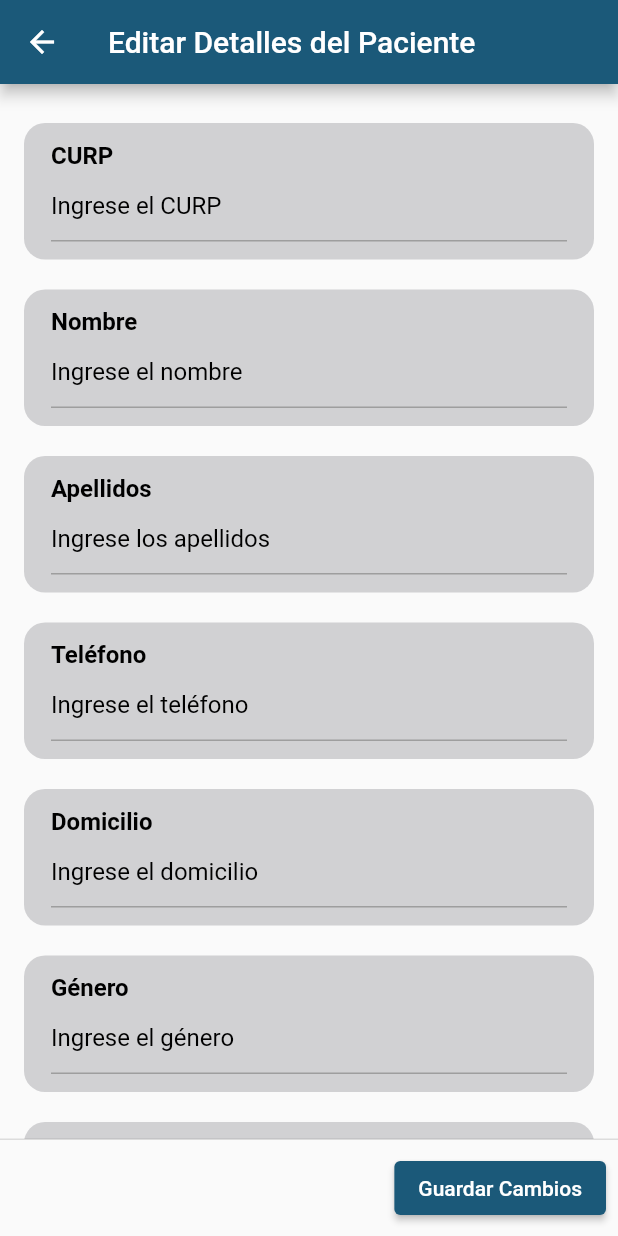
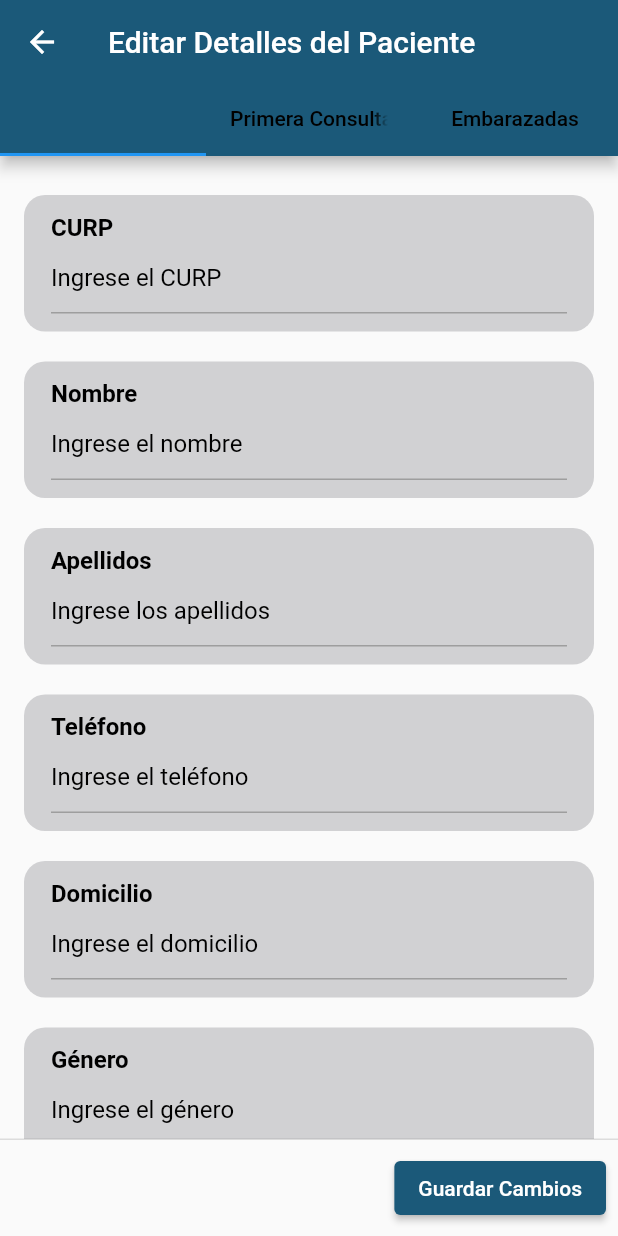
Before and after one commit to JesusGGomezR/HospitalGeneral, a Flutter app: the EditPatientDetailsScreen screen opened directly with empty values, on a phone screen of 412 x 824 dp. Run offline on Flutter 3.47's test engine with Material 2 defaults, Android fonts, the phone set to English and light mode, and no system bars; our stand-ins replace datetime_picker_formfield_new; accounts and stored records are empty; network calls fail.

Commit message:
pestañas

```diff
--- a/hospital/lib/models/patient_model.dart
+++ b/hospital/lib/models/patient_model.dart
@@ -10,38 +10,50 @@ class Patient {
   final  derechoHabiendo;
   final  afiliacion;
   final  tipoSanguineo;
-  final  diagnostico;
+  //final  diagnostico;
 
-  // Propiedades para la tabla "consultasingreso" y "diagnosticosembarazadas"
+  // Propiedades para la tabla "consultasingreso"
   final fechaCreacionExp;
   final fechaIngreso;
   final dxi;
   final medicoIngreso;
 
+  // Propiedades para la tabla "diagnosticosembarazadas"
   final fechaUltimaRevisionExp;
   final fechaPrimeraRevision;
   final fechaUltimaRevision;
   final fechaPuerperio;
-  final diagnosticoEmbarazada;
+  //final diagnosticoEmbarazada;
   final riesgo;
   final traslado;
   final apeo;
 
+  // Propiedades para la tabla "consultasegreso"
+  final dxe;
+  final fechaEgreso;
+  final medicoEgreso;
+  final observaciones;
+
+  // Propiedades para la tabla "expediente"
+  final diagnostico;
+  final fecha_registro;
+
+
   Patient({
     this.idPaciente,
-    required this.curp,
-    required this.nombre,
-    required this.apellidos,
-    required this.telefono,
-    required this.domicilio,
-    required this.genero,
-    required this.estatus,
-    required this.derechoHabiendo,
-    required this.afiliacion,
-    required this.tipoSanguineo,
-    required this.diagnostico,
+     this.curp,
+     this.nombre,
+     this.apellidos,
+     this.telefono,
+     this.domicilio,
+     this.genero,
+     this.estatus,
+     this.derechoHabiendo,
+     this.afiliacion,
+     this.tipoSanguineo,
+     //this.diagnostico,
 
-    // Propiedades de "consultasingreso" y "diagnosticosembarazadas"
+    // Propiedades
     this.fechaCreacionExp,
     this.fechaIngreso,
     this.dxi,
@@ -51,10 +63,20 @@ class Patient {
     this.fechaPrimeraRevision,
     this.fechaUltimaRevision,
     this.fechaPuerperio,
-    this.diagnosticoEmbarazada,
+    //this.diagnosticoEmbarazada,
     this.riesgo,
     this.traslado,
     this.apeo,
+
+    this.dxe,
+    this.fechaEgreso,
+    this.medicoEgreso,
+    this.observaciones,
+
+    this.diagnostico,
+    this.fecha_registro,
+
+
   });
 
   factory Patient.fromJson(Map<String, dynamic> json) {
@@ -70,21 +92,30 @@ class Patient {
       derechoHabiendo: json['derecho_habiendo'],
       afiliacion: json['afiliacion'],
       tipoSanguineo: json['tipo_sanguineo'],
-      diagnostico: json['diagnostico'],
+      //diagnostico: json['diagnostico'],
 
       // Mapea las propiedades adicionales
       fechaCreacionExp: json['fecha_creacion_exp'],
       fechaIngreso: json['fecha_ingreso'],
       dxi: json['dxi'],
       medicoIngreso: json['medico_ingreso'],
+
       fechaUltimaRevisionExp: json['fecha_ultima_revision_exp'],
       fechaPrimeraRevision: json['fecha_primera_revision'],
       fechaUltimaRevision: json['fecha_ultima_revision'],
       fechaPuerperio: json['fecha_puerperio'],
-      diagnosticoEmbarazada: json['diagnostico_embarazada'],
+      //diagnosticoEmbarazada: json['diagnostico_embarazada'],
       riesgo: json['riesgo'],
       traslado: json['traslado'],
       apeo: json['apeo'],
+
+      dxe: json['dxe'],
+      fechaEgreso: json['fecha_egreso'],
+      medicoEgreso: json['medico_egreso'],
+      observaciones: json['observaciones'],
+
+      diagnostico: json['diagnostico'],
+      fecha_registro: json['fecha_registro'],
     );
   }
 }
--- a/hospital/lib/screens/editpatient_screen.php.dart
+++ b/hospital/lib/screens/editpatient_screen.php.dart
@@ -2,6 +2,7 @@ import 'package:flutter/material.dart';
 import 'package:provider/provider.dart';
 import 'package:hospital/models/patient_model.dart';
 import 'package:hospital/provider/patient_provider.dart';
+
 
 class EditPatientDetailsScreen extends StatefulWidget {
   final Patient patient;
@@ -14,7 +15,8 @@ class EditPatientDetailsScreen extends StatefulWidget {
       _EditPatientDetailsScreenState();
 }
 
-class _EditPatientDetailsScreenState extends State<EditPatientDetailsScreen> {
+class _EditPatientDetailsScreenState extends State<EditPatientDetailsScreen>
+    with SingleTickerProviderStateMixin {
   late TextEditingController _curpController;
   late TextEditingController _nombreController;
   late TextEditingController _apellidosController;
@@ -26,29 +28,36 @@ class _EditPatientDetailsScreenState extends State<EditPatientDetailsScreen> {
   late TextEditingController _afiliacionController;
   late TextEditingController _tipoSanguineoController;
   late TextEditingController _diagnosticoController;
+
+  late TabController _tabController;
+
   final _formKey = GlobalKey<FormState>();
 
   @override
   void initState() {
     super.initState();
+
     // Inicializa los controladores con los datos actuales del paciente
     _curpController = TextEditingController(text: widget.patient.curp);
     _nombreController = TextEditingController(text: widget.patient.nombre);
-    _apellidosController =
-        TextEditingController(text: widget.patient.apellidos);
+    _apellidosController = TextEditingController(text: widget.patient.apellidos);
     _telefonoController = TextEditingController(text: widget.patient.telefono);
-    _domicilioController =
-        TextEditingController(text: widget.patient.domicilio);
+    _domicilioController = TextEditingController(text: widget.patient.domicilio);
     _generoController = TextEditingController(text: widget.patient.genero);
     _estatusController = TextEditingController(text: widget.patient.estatus);
-    _derechoHabiendoController =
-        TextEditingController(text: widget.patient.derechoHabiendo);
-    _afiliacionController =
-        TextEditingController(text: widget.patient.afiliacion);
-    _tipoSanguineoController =
-        TextEditingController(text: widget.patient.tipoSanguineo);
-    _diagnosticoController =
-        TextEditingController(text: widget.patient.diagnostico);
+    _derechoHabiendoController = TextEditingController(text: widget.patient.derechoHabiendo);
+    _afiliacionController = TextEditingController(text: widget.patient.afiliacion);
+    _tipoSanguineoController = TextEditingController(text: widget.patient.tipoSanguineo);
+    _diagnosticoController = TextEditingController(text: widget.patient.diagnostico);
+
+    // Inicializa el TabController
+    _tabController = TabController(length: 3, vsync: this);
+  }
+
+  @override
+  void dispose() {
+    _tabController.dispose();
+    super.dispose();
   }
 
   @override
@@ -57,18 +66,39 @@ class _EditPatientDetailsScreenState extends State<EditPatientDetailsScreen> {
       appBar: AppBar(
         backgroundColor: Color.fromARGB(255, 27, 89, 121),
         title: Text('Editar Detalles del Paciente'),
+        bottom: TabBar(
+          controller: _tabController,
+          tabs: [
+            Tab(text: 'Paciente'),
+            Tab(text: 'Primera Consulta'),
+            Tab(text: 'Embarazadas'),
+          ],
+          labelColor: Color.fromARGB(255, 27, 89, 121),
+          unselectedLabelColor: Colors.black,
+        ),
       ),
       body: SingleChildScrollView(
         child: Form(
           key: _formKey,
-          child: formEditPatient(context),
+          child: Column(
+            children: [
+              // Contenido de la pestaña de Paciente
+              _buildPatientForm(),
+
+              // Contenido de la pestaña de Primera Consulta
+              _buildFirstConsultationForm(),
+
+              // Contenido de la pestaña de Embarazadas
+              _buildPregnantForm(),
+            ],
+          ),
         ),
       ),
       persistentFooterButtons: [
         ElevatedButton(
           style: ButtonStyle(
-              backgroundColor:
-                  MaterialStatePropertyAll(Color.fromARGB(255, 27, 89, 121))),
+            backgroundColor: MaterialStatePropertyAll(Color.fromARGB(255, 27, 89, 121)),
+          ),
           onPressed: () {
             if (_formKey.currentState != null &&
                 _formKey.currentState!.validate()) {
@@ -81,9 +111,11 @@ class _EditPatientDetailsScreenState extends State<EditPatientDetailsScreen> {
       ],
     );
   }
+//TODO------------------------------------------------------------------------------------------------
 
-  Padding formEditPatient(BuildContext context) {
-    return Padding(
+  Widget _buildPatientForm() {
+    return SingleChildScrollView(
+      child: Padding(
         padding: const EdgeInsets.all(16.0),
         child: Column(
           crossAxisAlignment: CrossAxisAlignment.start,
@@ -131,9 +163,9 @@ class _EditPatientDetailsScreenState extends State<EditPatientDetailsScreen> {
                 if (value == null || value.isEmpty || !isNumeric(value)) {
                   return 'Por favor, ingresa el teléfono';
                 } else if (value.length < 10) {
-                return 'El teléfono debe tener 10 digitos';
+                  return 'El teléfono debe tener 10 dígitos';
                 } else if (value.length > 10) {
-                return 'El teléfono debe tener 10 digitos';
+                  return 'El teléfono debe tener 10 dígitos';
                 }
                 return null;
               },
@@ -155,7 +187,7 @@ class _EditPatientDetailsScreenState extends State<EditPatientDetailsScreen> {
               'Ingrese el género',
                   (value) {
                 if (value!.isEmpty) {
-                return 'Por favor, ingresa el genero Masculino / Femenino';
+                  return 'Por favor, ingresa el género Masculino / Femenino';
                 }
                 return null;
               },
@@ -188,7 +220,7 @@ class _EditPatientDetailsScreenState extends State<EditPatientDetailsScreen> {
               'Ingrese la afiliación',
                   (value) {
                 if (value!.isEmpty) {
-                return 'Por favor, ingresa la afiliacion en caso de no tener escribe Ninguno';
+                  return 'Por favor, ingresa la afiliación en caso de no tener escribe Ninguno';
                 }
                 return null;
               },
@@ -211,14 +243,54 @@ class _EditPatientDetailsScreenState extends State<EditPatientDetailsScreen> {
               'Ingrese el diagnóstico',
                   (value) {
                 if (value!.isEmpty) {
-                return 'Por favor, ingresa el diagnostico';
+                  return 'Por favor, ingresa el diagnóstico';
                 }
                 return null;
               },
             ),
+          ],
+        ),
+      ),
+    );
+  }
 
-          SizedBox(height: 32.0),
+  //TODO------------------------------------------------------------------------------------------------
+
+  Widget _buildFirstConsultationForm() {
+    return SingleChildScrollView(
+      child: Padding(
+        padding: const EdgeInsets.all(16.0),
+        child: Column(
+          crossAxisAlignment: CrossAxisAlignment.start,
+          children: [
+                  _buildTextField(
+                    'CURP',
+                    _curpController,
+                    'Ingrese el CURP',
+                        (value) {
+                      if (value!.isEmpty) {
+                        return 'Por favor, ingresa el CURP';
+                      } else if (value.length < 18) {
+                        return 'El CURP debe tener 18 caracteres';
+                      }
+                      return null;
+                    },
+                  ),
                 ],
+            ),
+        ),
+    );
+  }
+
+  Widget _buildPregnantForm() {                   //TODO----------Cambiar nombre
+    return SingleChildScrollView(
+      child: Padding(
+        padding: const EdgeInsets.all(16.0),
+        child: Column(
+          crossAxisAlignment: CrossAxisAlignment.start,
+          children: [
+          ],
+        ),
       ),
     );
   }
@@ -285,7 +357,7 @@ class _EditPatientDetailsScreenState extends State<EditPatientDetailsScreen> {
       derechoHabiendo: _derechoHabiendoController.text,
       afiliacion: _afiliacionController.text,
       tipoSanguineo: _tipoSanguineoController.text,
-      diagnostico: _diagnosticoController.text,
+      //diagnostico: _diagnosticoController.text,
     );
 
     try {
--- a/hospital/pubspec.yaml
+++ b/hospital/pubspec.yaml
@@ -32,6 +32,7 @@ dependencies:
     sdk: flutter
   http: ^1.1.0
   crypto: ^3.0.1
+  datetime_picker_formfield_new: ^2.1.0
 
   # The following adds the Cupertino Icons font to your application.
   # Use with the CupertinoIcons class for iOS style icons.
```
Also changed, not shown: hospital/lib/provider/patient_provider.dart (+7 -4 lines), hospital/lib/screens/addpatient_screen.dart (+174 -113 lines), hospital/pubspec.lock. Lines whose indentation alone changed are shown as unchanged.
